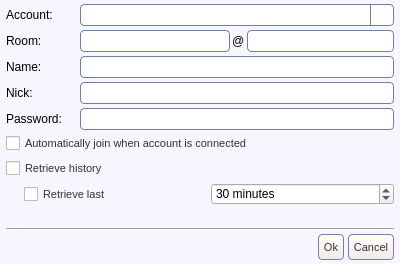
Old version of the form share/skins/default/chatroomedit.ui in the repository itds-consulting/yate.
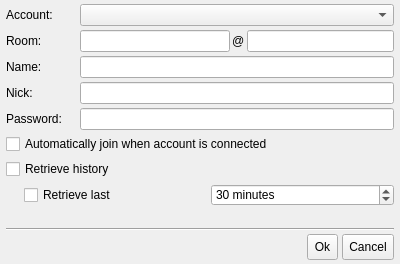
New version of the form. Icons and pictures are not drawn.

Commit message: Added application stylesheet file. Removed global stylesheet from UI files. Increased font size.

What changed in the file:
```diff
--- a/share/skins/default/chatroomedit.ui
+++ b/share/skins/default/chatroomedit.ui
@@ -30,91 +30,6 @@
   <property name="windowIcon" >
    <iconset>muc.png</iconset>
   </property>
-  <property name="styleSheet" >
-   <string>QWidget#chatroomedit {
-  background:#f7f5fd;
-}
-QLineEdit {
-  color:#333333;
-  border: 1px solid #717fa0;
-  border-radius: 4px;
-}
-QAbstractButton { font-size: 11px; color: #333333; }
-QToolButton {
-  border: 1px solid #717fa0;
-  border-radius: 4px;
-  background: qlineargradient(x1: 0, y1: 0, x2: 0, y2: 1, stop: 0 #ffffff, stop: 1 #f6e8e8);
-}
-QToolButton:hover { background: qlineargradient(x1: 0, y1: 0, x2: 0, y2: 1, stop: 0 #ffffff, stop: 1 #f9f3f3); }
-QToolButton:pressed { background: qlineargradient(x1: 0, y1: 0, x2: 0, y2: 1, stop: 0 #f6e8e8, stop: 1 #ffffff); }
-QPushButton {
-  border: 1px solid #717fa0;
-  border-radius: 4px;
-  background: qlineargradient(x1: 0, y1: 0, x2: 0, y2: 1, stop: 0 #ffffff, stop: 1 #f6e8e8);
-}
-QPushButton:hover { background: qlineargradient(x1: 0, y1: 0, x2: 0, y2: 1, stop: 0 #ffffff, stop: 1 #f9f3f3); }
-QPushButton:pressed { background: qlineargradient(x1: 0, y1: 0, x2: 0, y2: 1, stop: 0 #f6e8e8, stop: 1 #ffffff); }
-QComboBox::down-arrow { image: url(cb_arrow.png); }
-QComboBox::down-arrow:on { top: 1px; left: 1px; }
-QComboBox {
-  padding-left: 2px;
-  padding-right: 25px;
-  border: 1px solid #717fa0;
-  border-radius: 4px;
-}
-QComboBox::drop-down {
-  width: 22px;
-  border-left: 1px solid #717fa0;
-}
-QCheckBox::indicator:checked { image: url(checkbox_on.png); }
-QCheckBox::indicator:unchecked { image: url(checkbox_off.png); }
-QRadioButton::indicator:checked { image: url(radio_on.png); }
-QRadioButton::indicator:unchecked { image: url(radio_off.png); }
-QScrollBar { border: 1px solid #717fa0; background: white; }
-QScrollBar::handle {
-  background: qlineargradient(x1: 0, y1: 0, x2: 0, y2: 1, stop: 0 #ffffff, stop: 1 #f6e8e8);
-  border: 1px solid #717fa0;
-}
-QScrollBar:vertical {
-  width: 14px;
-  margin: 16px 0px 16px 0px;
-  border-top: 0px;
-  border-bottom: 0px;
-  border-right: 0px;
-}
-QScrollBar:horizontal {
-  height: 14px;
-  margin: 0px 16px 0px 16px;
-  border-left: 0px;
-  border-right: 0px;
-  border-bottom: 0px;
-}
-QScrollBar::add-line {
-  height: 13px;
-  width: 13px;
-  border: 1px solid #717fa0;
-  subcontrol-origin: margin;
-  background: qlineargradient(x1: 0, y1: 0, x2: 0, y2: 1, stop: 0 #ffffff, stop: 1 #f6e8e8);
-}
-QScrollBar::sub-line {
-  height: 13px;
-  width: 13px;
-  border: 1px solid #717fa0;
-  subcontrol-origin: margin;
-  background: qlineargradient(x1: 0, y1: 0, x2: 0, y2: 1, stop: 0 #ffffff, stop: 1 #f6e8e8);
-}
-QScrollBar::handle:vertical { border-left: 0px; border-right: 0px; }
-QScrollBar::handle:horizontal { border-top: 0px; border-bottom: 0px; }
-QScrollBar::add-line:vertical { subcontrol-position: bottom; image: url(scroll_down.png); height: 14px; }
-QScrollBar::sub-line:vertical { subcontrol-position: top; image: url(scroll_up.png); height: 14px; }
-QScrollBar::add-line:horizontal { subcontrol-position: right; image: url(scroll_right.png); width: 14px; }
-QScrollBar::sub-line:horizontal { subcontrol-position: left; image: url(scroll_left.png); width: 14px; }
-QScrollBar::up-arrow:pressed { border: 1px solid #717fa0; }
-QScrollBar::down-arrow:pressed { border: 1px solid #717fa0; }
-QScrollBar::left-arrow:pressed { border: 1px solid #717fa0; }
-QScrollBar::right-arrow:pressed { border: 1px solid #717fa0; }
-</string>
-  </property>
   <property name="_yate_windowflags" stdset="0" >
    <string>sysmenu,title,minimize,close</string>
   </property>
```
Left out of the diff: 3 changed lines with no effect on the pictures. The commit also changes 26 other files.
